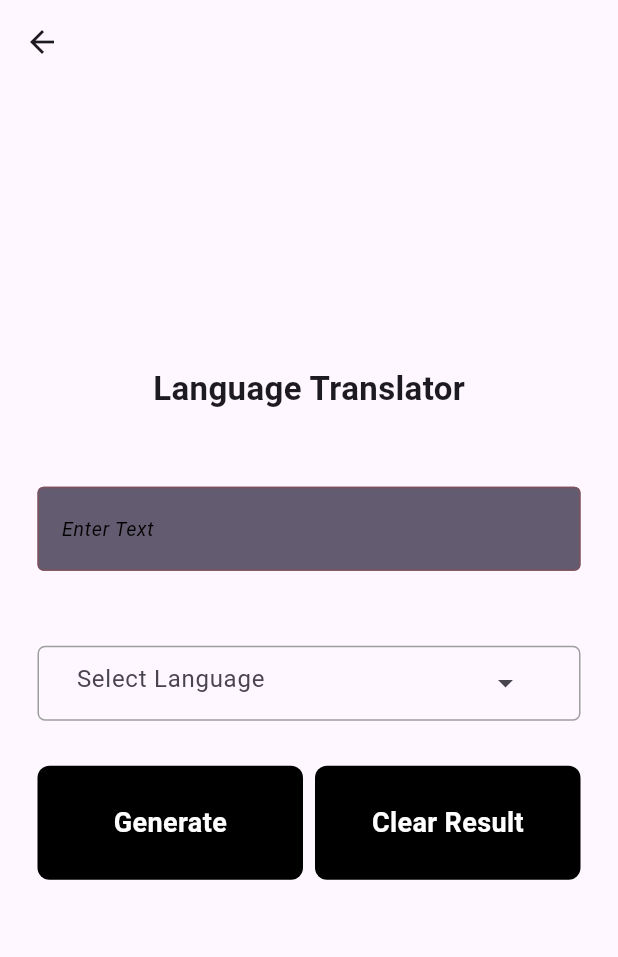
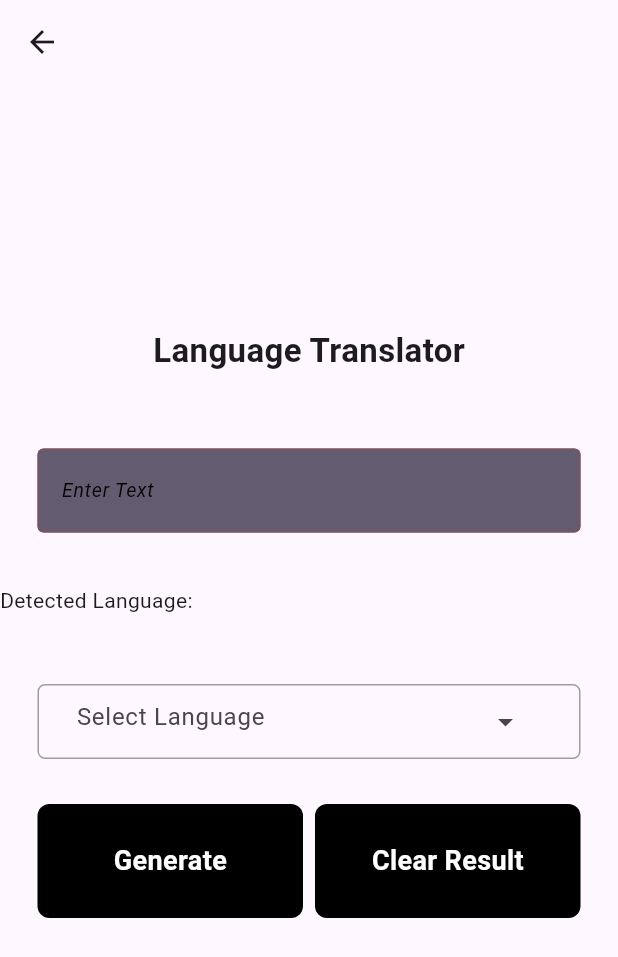
Before and after one commit to ezeanyimhenry/nfc_app_flutter, a Flutter app: the Translate screen opened directly, after a tap on "Generate", after a tap on "Clear Result", on a phone screen of 412 x 824 dp. Shown: the top 957 px of the screen. Run offline on Flutter 3.47's test engine with Material 3 defaults, Android fonts, the phone set to English and light mode, and no system bars; drawn by our look-alikes of dropdown_search; our stand-ins replace flutter_dotenv, google_generative_ai; missing offline and left inert: nfc_manager; network calls fail; Roboto replaces fonts that are missing (Montserrat).

Commit message:
language detection

```diff
--- a/lib/presentation/screens/translate_screen.dart
+++ b/lib/presentation/screens/translate_screen.dart
@@ -1,6 +1,7 @@
 import 'package:flutter/material.dart';
 import 'package:flutter_dotenv/flutter_dotenv.dart';
 import 'package:google_generative_ai/google_generative_ai.dart';
+import 'package:nfc_app/notifier/detect_language.dart';
 // import 'package:flutter_svg/svg.dart';
 import 'package:nfc_app/presentation/widgets/custom_button.dart';
 import 'package:nfc_app/presentation/widgets/languages_dropdown.dart';
@@ -18,6 +19,7 @@ class _TranslateState extends State<Translate> {
   bool isResultVisible = false;
   TextEditingController textEditingController = TextEditingController();
   String generatedResult = '';
+  String theDetectedLanguage = '';
   String? _selectedLanguage;
 
   @override
@@ -44,7 +46,7 @@ class _TranslateState extends State<Translate> {
       final model = GenerativeModel(model: 'gemini-1.5-flash', apiKey: apiKey);
       final content = [
         Content.text(
-            'Translate simply to general $_selectedLanguage language, no unneccessary comments, just the translated result: $input')
+            'Translate simply to general $_selectedLanguage language, no unneccessary comments, just the translated result: $input'),
       ];
       final response = await model.generateContent(content);
 
@@ -61,6 +63,15 @@ class _TranslateState extends State<Translate> {
     }
   }
 
+  showDetectedLanguage() {
+    setState(() {
+      DetectLanguage(
+          content: (textEditingController.text.isNotEmpty)
+              ? textEditingController.text
+              : "I am a boy");
+    });
+  }
+
   @override
   Widget build(BuildContext context) {
     void removeFocus() {
@@ -68,6 +79,7 @@ class _TranslateState extends State<Translate> {
     }
 
     void showResult() {
+      showDetectedLanguage();
       translateContent(textEditingController.text);
       // textEditingController.clear();
       removeFocus();
@@ -136,6 +148,16 @@ class _TranslateState extends State<Translate> {
                       const SizedBox(height: 5),
                     ],
                   ),
+                ),
+                const SizedBox(height: 30),
+                Row(
+                  children: [
+                    Text('Detected Language:'),
+                    SizedBox(
+                      width: 10,
+                    ),
+                    Text(theDetectedLanguage)
+                  ],
                 ),
                 const SizedBox(height: 30),
                 Padding(
```
Also changed, not shown: lib/notifier/detect_language.dart (added, +56 -0 lines), lib/presentation/screens/home_screen.dart (+18 -0 lines).
